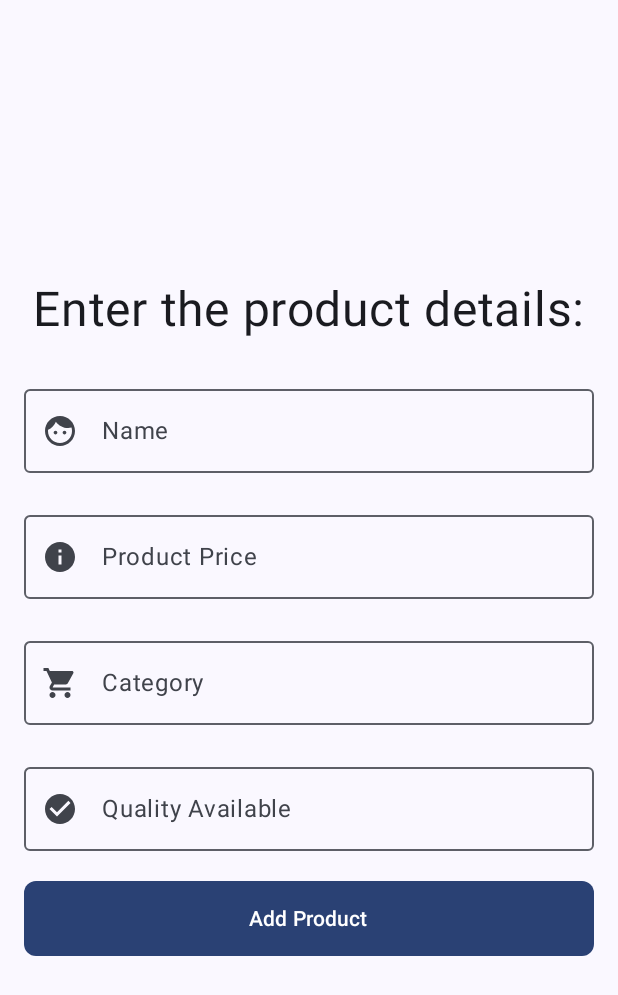
After one commit to shreyanshsinghks/VendorAdminAppJetpack, an Android app built with Jetpack Compose: the composable AddProduct shown on its own in the app's theme, on a phone screen of 412 x 824 dp. The commit adds this screen. Shown: the top 995 px of the screen. Run offline under Robolectric (Android 15) with nearby library versions, the phone set to English and light mode, and no system bars; network calls fail.

Commit message:
Add Product & view all products feature implemented

```diff
--- a/app/src/main/java/com/hello/venderadminapp/navigation/Routes.kt
+++ b/app/src/main/java/com/hello/venderadminapp/navigation/Routes.kt
@@ -5,6 +5,9 @@ import kotlinx.serialization.Serializable
 sealed class Routes {
     @Serializable
     object AllUsers
+
+    @Serializable
+    object AllProducts
 
     @Serializable
     data class DetailsScreen(
@@ -21,4 +24,7 @@ sealed class Routes {
         val phone: String,
         val user_id: String
     )
+
+    @Serializable
+    object AddProduct
 }
--- /dev/null
+++ b/app/src/main/java/com/hello/venderadminapp/screens/AddProduct.kt
@@ -0,0 +1,165 @@
+package com.hello.venderadminapp.screens
+
+import android.widget.Toast
+import androidx.compose.foundation.layout.Arrangement
+import androidx.compose.foundation.layout.Column
+import androidx.compose.foundation.layout.Spacer
+import androidx.compose.foundation.layout.fillMaxSize
+import androidx.compose.foundation.layout.fillMaxWidth
+import androidx.compose.foundation.layout.height
+import androidx.compose.foundation.layout.padding
+import androidx.compose.foundation.layout.size
+import androidx.compose.foundation.rememberScrollState
+import androidx.compose.foundation.shape.RoundedCornerShape
+import androidx.compose.foundation.verticalScroll
+import androidx.compose.material.icons.Icons
+import androidx.compose.material.icons.filled.Call
+import androidx.compose.material.icons.filled.CheckCircle
+import androidx.compose.material.icons.filled.Edit
+import androidx.compose.material.icons.filled.Email
+import androidx.compose.material.icons.filled.Face
+import androidx.compose.material.icons.filled.Info
+import androidx.compose.material.icons.filled.Lock
+import androidx.compose.material.icons.filled.ShoppingCart
+import androidx.compose.material.icons.filled.Star
+import androidx.compose.material3.Button
+import androidx.compose.material3.Icon
+import androidx.compose.material3.OutlinedTextField
+import androidx.compose.material3.Text
+import androidx.compose.runtime.Composable
+import androidx.compose.runtime.mutableIntStateOf
+import androidx.compose.runtime.mutableStateOf
+import androidx.compose.runtime.remember
+import androidx.compose.ui.Alignment
+import androidx.compose.ui.Modifier
+import androidx.compose.ui.platform.LocalContext
+import androidx.compose.ui.text.font.FontFamily
+import androidx.compose.ui.text.font.FontWeight
+import androidx.compose.ui.unit.dp
+import androidx.compose.ui.unit.sp
+import androidx.navigation.NavHostController
+import com.hello.venderadminapp.navigation.Routes
+import com.hello.venderadminapp.viewmodel.AllUsersViewModel
+
+@Composable
+fun AddProduct(allUsersViewModel: AllUsersViewModel, navHostController: NavHostController) {
+    Column(
+        modifier = Modifier
+            .fillMaxSize()
+            .verticalScroll(rememberScrollState())
+            .padding(16.dp)
+        ,
+        verticalArrangement = Arrangement.Center,
+        horizontalAlignment = Alignment.CenterHorizontally,
+    ) {
+        val name = remember { mutableStateOf("") }
+        val price = remember { mutableStateOf("") }
+        val category = remember { mutableStateOf("") }
+        val stock = remember { mutableStateOf("") }
+        val context = LocalContext.current
+
+        Text(
+            text = "Enter the product details:",
+            fontSize = 32.sp
+        )
+
+        Spacer(modifier = Modifier.size(25.dp))
+
+        OutlinedTextField(
+            value = name.value,
+            onValueChange = {
+                name.value = it
+            },
+            placeholder = {
+                Text(text = "Enter Product Name")
+            },
+            modifier = Modifier.fillMaxWidth(),
+            label = {
+                Text(text = "Name")
+            },
+            leadingIcon = {
+                Icon(
+                    imageVector = Icons.Filled.Face,
+                    contentDescription = "Face Icon"
+                )
+            }
+        )
+
+        Spacer(modifier = Modifier.size(20.dp))
+
+        OutlinedTextField(
+            value = price.value,
+            onValueChange = {
+                price.value = it
+            },
+            placeholder = {
+                Text(text = "Product Price")
+            },
+            modifier = Modifier.fillMaxWidth(),
+            label = {
+                Text(text = "Product Price")
+            },
+            leadingIcon = {
+                Icon(
+                    imageVector = Icons.Filled.Info,
+                    contentDescription = null
+                )
+            })
+
+        Spacer(modifier = Modifier.size(20.dp))
+
+        OutlinedTextField(
+            value = category.value,
+            onValueChange = {
+                category.value = it
+            },
+            placeholder = {
+                Text(text = "Category")
+            },
+            modifier = Modifier.fillMaxWidth(),
+            label = {
+                Text(text = "Category")
+            },
+            leadingIcon = {
+                Icon(
+                    imageVector = Icons.Filled.ShoppingCart,
+                    contentDescription = null
+                )
+            })
+        Spacer(modifier = Modifier.size(20.dp))
+
+        OutlinedTextField(value = stock.value, onValueChange = {
+            stock.value = it
+        }, placeholder = {
+            Text(text = "Enter Quantity Available")
+        }, modifier = Modifier.fillMaxWidth(), label = {
+            Text(text = "Quality Available")
+        }, leadingIcon = {
+            Icon(
+                imageVector = Icons.Filled.CheckCircle,
+                contentDescription = "Face Icon"
+            )
+        })
+
+        Spacer(modifier = Modifier.size(20.dp))
+
+        Button(
+            onClick = {
+                      allUsersViewModel.addProduct(
+                          name = name.value,
+                          price = price.value,
+                          category = category.value,
+                          stock = stock.value.toInt()
+                      )
+                Toast.makeText(context, "Product Added!", Toast.LENGTH_SHORT).show()
+                navHostController.navigate(Routes.AllUsers)
+            },
+            modifier = Modifier
+                .fillMaxWidth()
+                .height(50.dp),
+            shape = RoundedCornerShape(8.dp)
+        ) {
+            Text(text = "Add Product")
+        }
+    }
+}
--- a/app/src/main/java/com/hello/venderadminapp/screens/DetailsScreen.kt
+++ b/app/src/main/java/com/hello/venderadminapp/screens/DetailsScreen.kt
@@ -15,7 +15,6 @@ import androidx.compose.material3.MaterialTheme
 import androidx.compose.material3.Text
 import androidx.compose.runtime.Composable
 import androidx.compose.runtime.mutableIntStateOf
-import androidx.compose.runtime.mutableStateOf
 import androidx.compose.runtime.remember
 import androidx.compose.ui.Alignment
 import androidx.compose.ui.Modifier
@@ -23,7 +22,7 @@ import androidx.compose.ui.platform.LocalContext
 import androidx.compose.ui.unit.dp
 import androidx.navigation.NavHostController
 import com.hello.venderadminapp.navigation.Routes
-import com.hello.venderadminapp.screens.allUsers.AllUsersViewModel
+import com.hello.venderadminapp.viewmodel.AllUsersViewModel
 
 @Composable
 fun DetailsScreen(
```
Also changed, not shown: app/src/main/java/com/hello/venderadminapp/MainActivity.kt (+1 -9 lines), app/src/main/java/com/hello/venderadminapp/api/API_Builder.kt (+13 -0 lines), app/src/main/java/com/hello/venderadminapp/api/ProductDataClassItem.kt (added, +10 -0 lines), app/src/main/java/com/hello/venderadminapp/navigation/NavGraph.kt (+11 -1 lines), app/src/main/java/com/hello/venderadminapp/screens/AllProducts.kt (added, +123 -0 lines), app/src/main/java/com/hello/venderadminapp/screens/allUsers/AllUsers.kt (+48 -2 lines), app/src/main/java/com/hello/venderadminapp/viewmodel/AllUsersViewModel.kt (renamed from app/src/main/java/com/hello/venderadminapp/screens/allUsers/AllUsersViewModel.kt, +19 -5 lines).
